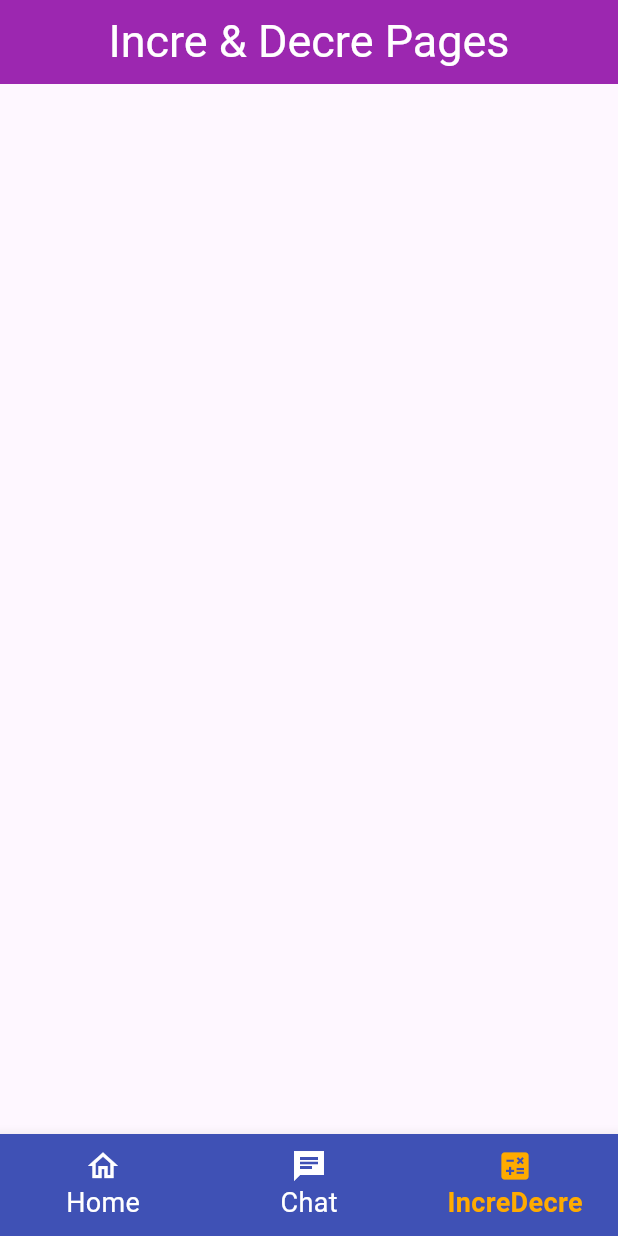
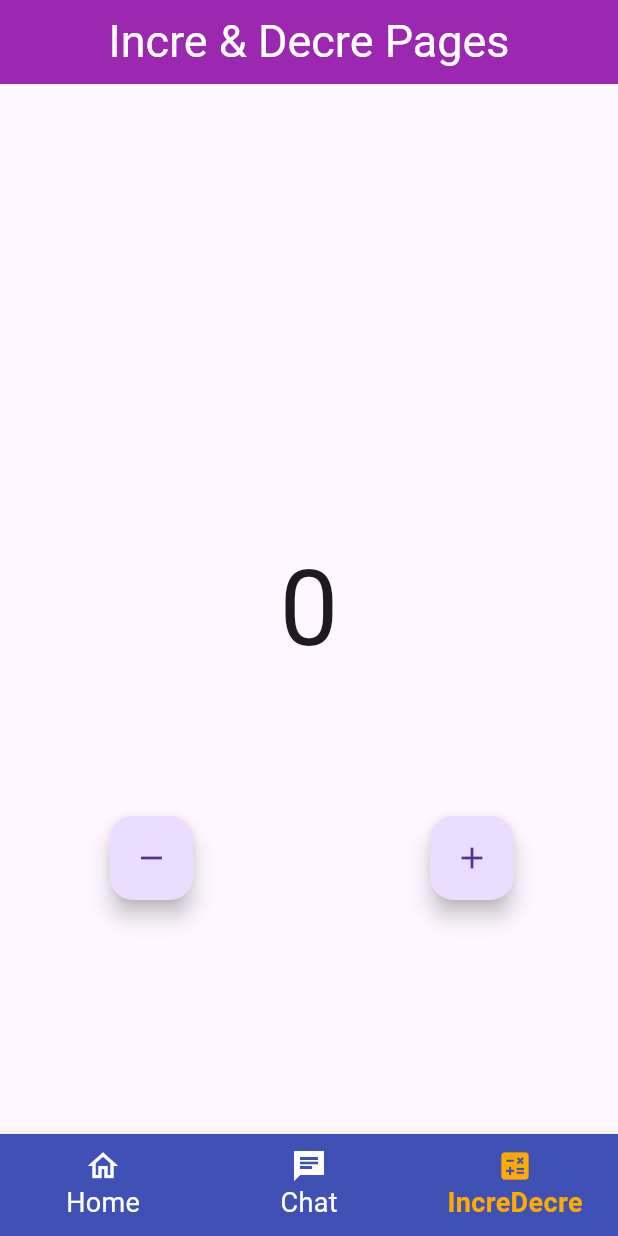
Before and after one commit to TavGit/Project-Flutter-1, a Flutter app: the screen it shows after launch, item 3 of the bottom bar chosen, on a phone screen of 412 x 824 dp. Run offline on Flutter 3.47's test engine with Material 3 defaults, Android fonts, the light colour scheme and no system bars; network calls fail; Roboto replaces fonts that are missing (SpicyRice-Regular); project files that could hold a hidden picture were left out.

Commit message:
update halaman incre dan decre

```diff
--- a/lib/Pages/incre-decre_pages.dart
+++ b/lib/Pages/incre-decre_pages.dart
@@ -8,6 +8,20 @@ class MyIncreDecre extends StatefulWidget {
 }
 
 class _MyIncreDecreState extends State<MyIncreDecre> {
+  int artimatika = 0;
+
+  void _incrementCounter() {
+    setState(() {
+      ++artimatika;
+    });
+  }
+
+  void _decrementCounter() {
+    setState(() {
+      --artimatika;
+    });
+  }
+
   @override
   Widget build(BuildContext context) {
     return Scaffold(
@@ -21,12 +35,43 @@ class _MyIncreDecreState extends State<MyIncreDecre> {
               style: TextStyle(
                 fontFamily: 'SpicyRice-Regular',
                 fontSize: 30,
-                color: Colors.white
+                color: Colors.white,
               ),
             ),
           ],
         ),
       ),
+      body: Center(
+        child: Column(
+          mainAxisAlignment: MainAxisAlignment.center,
+          children: <Widget> [
+            Text(
+              '$artimatika',
+              style: TextStyle(fontSize: 70),
+            )
+          ],
+        ),
+      ),
+      floatingActionButton: Stack(
+        children: <Widget> [
+          Align(
+            alignment: Alignment(0.7, 0.6),
+            child: FloatingActionButton(
+              onPressed: _incrementCounter,
+              tooltip: 'Increment',
+              child: Icon(Icons.add),
+            ),
+          ),
+          Align(
+            alignment: Alignment(-0.5, 0.6),
+            child: FloatingActionButton(
+              onPressed: _decrementCounter,
+              tooltip: 'Decrement',
+              child: Icon(Icons.remove),
+            ),
+          ),
+        ],
+      ),
     );
   }
 }
```
